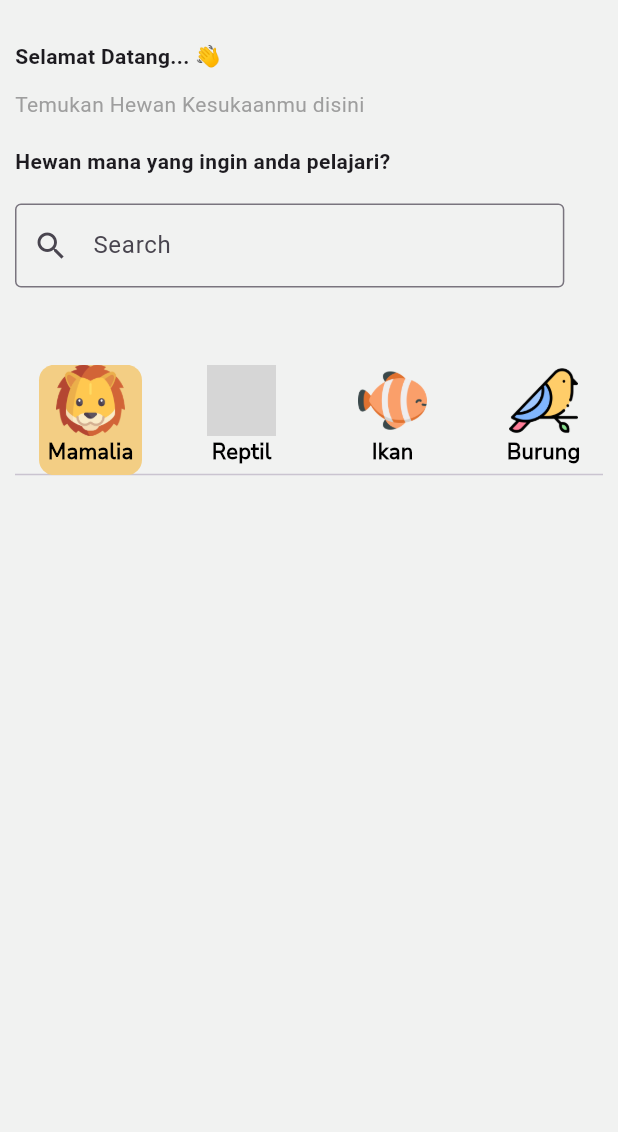
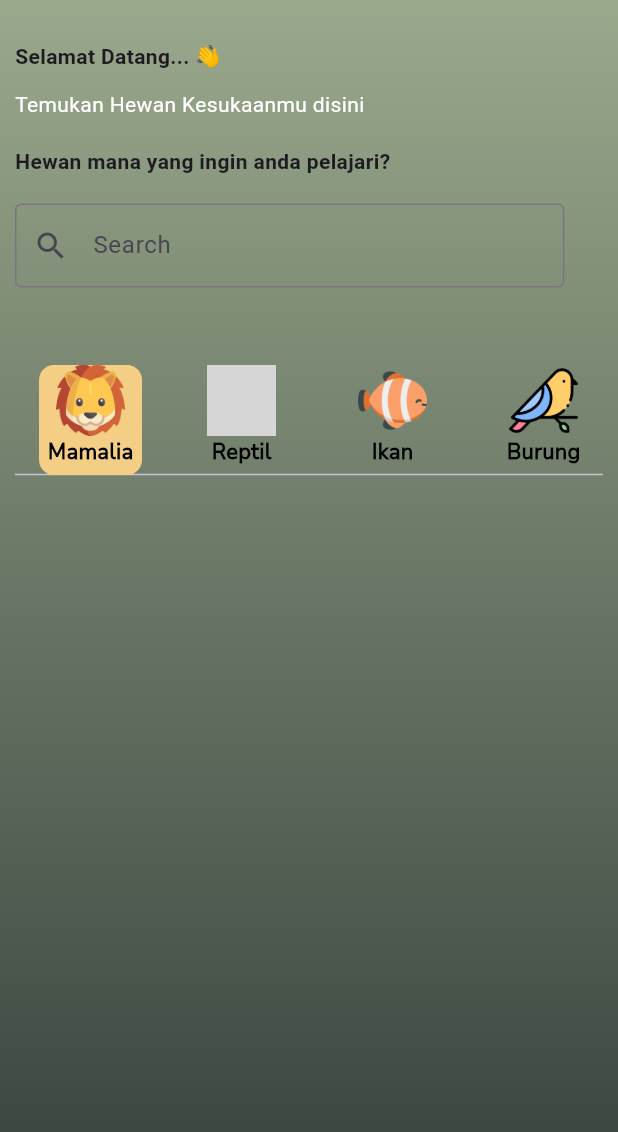
Before and after one commit to Bayu-Pasifik/animal-planet, a Flutter app: the screen it shows after launch, on a phone screen of 412 x 824 dp. Shown: the top 1132 px of the screen. Run offline on Flutter 3.47's test engine with Material 3 defaults, Android fonts, the phone set to English and light mode, and no system bars; our stand-ins replace cached_network_image, flutter_dotenv, flutter_screenutil, get; network calls fail; grey boxes are pictures that could not be loaded.

Commit message:
(+) Fixing background color

```diff
--- a/lib/app/constant/utils.dart
+++ b/lib/app/constant/utils.dart
@@ -4,6 +4,7 @@ import 'package:flutter_screenutil/flutter_screenutil.dart';
 Color lightTheme = const Color(0xffF1F2F1);
 Color tabColor = const Color(0xffF3CE84);
 Color greenColor = const Color(0xff33403B);
+Color greenGradient = const Color(0xff9AA88C);
 
 TextStyle styleDetail = TextStyle(
   fontSize: 16.sp,
--- a/lib/app/modules/home/views/home_view.dart
+++ b/lib/app/modules/home/views/home_view.dart
@@ -13,8 +13,19 @@ class HomeView extends GetView<HomeController> {
   @override
   Widget build(BuildContext context) {
     return Scaffold(
-        backgroundColor: lightTheme,
-        body: SafeArea(
+        // backgroundColor: lightTheme,
+        body: Stack(
+          children: [
+            Container(
+              height: MediaQuery.of(context).size.height,
+              width: MediaQuery.of(context).size.width,
+              decoration: BoxDecoration(
+                  gradient: LinearGradient(
+                      colors: [greenColor, greenGradient],
+                      end: Alignment.topCenter,
+                      begin: Alignment.bottomCenter)),
+            ),
+            SafeArea(
               child: DefaultTabController(
                 length: 5,
                 child: Padding(
@@ -31,7 +42,7 @@ class HomeView extends GetView<HomeController> {
                       SizedBox(height: 10.h),
                       const Text(
                         "Temukan Hewan Kesukaanmu disini",
-                    style: TextStyle(color: Colors.grey),
+                        style: TextStyle(color: Colors.white),
                       ),
                       SizedBox(height: 15.h),
                       const Text(
@@ -90,11 +101,15 @@ class HomeView extends GetView<HomeController> {
                           height: MediaQuery.of(context).size.height,
                           // color: Colors.amber,
                           child: TabBarView(children: [
-                        TabbarContent(futureFunction: controller.getMamalia()),
-                        TabbarContent(futureFunction: controller.getReptile()),
-                        TabbarContent(futureFunction: controller.getPices()),
+                            TabbarContent(
+                                futureFunction: controller.getMamalia()),
+                            TabbarContent(
+                                futureFunction: controller.getReptile()),
+                            TabbarContent(
+                                futureFunction: controller.getPices()),
                             TabbarContent(futureFunction: controller.getAves()),
-                        TabbarContent(futureFunction: controller.getInsect()),
+                            TabbarContent(
+                                futureFunction: controller.getInsect()),
                           ]),
                         ),
                       )
@@ -102,6 +117,8 @@ class HomeView extends GetView<HomeController> {
                   ),
                 ),
               ),
+            ),
+          ],
         ));
   }
 }
```
Also changed, not shown: lib/app/modules/DetailContent/views/detail_content_view.dart (+17 -7 lines). Lines whose indentation alone changed are shown as unchanged.
